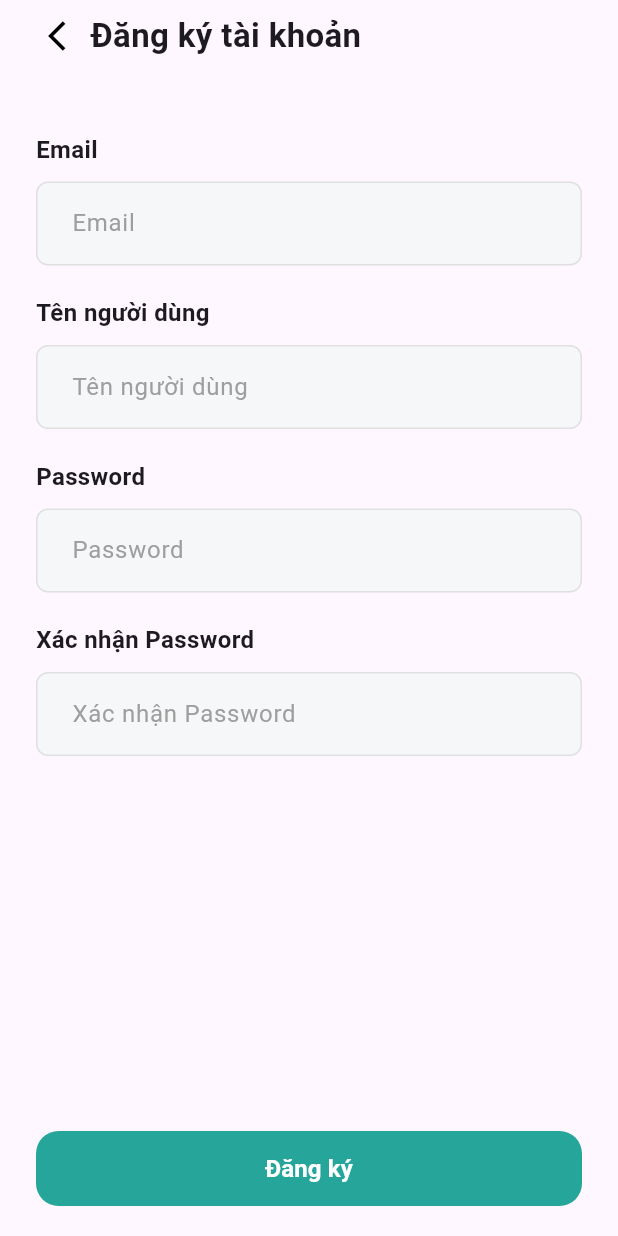
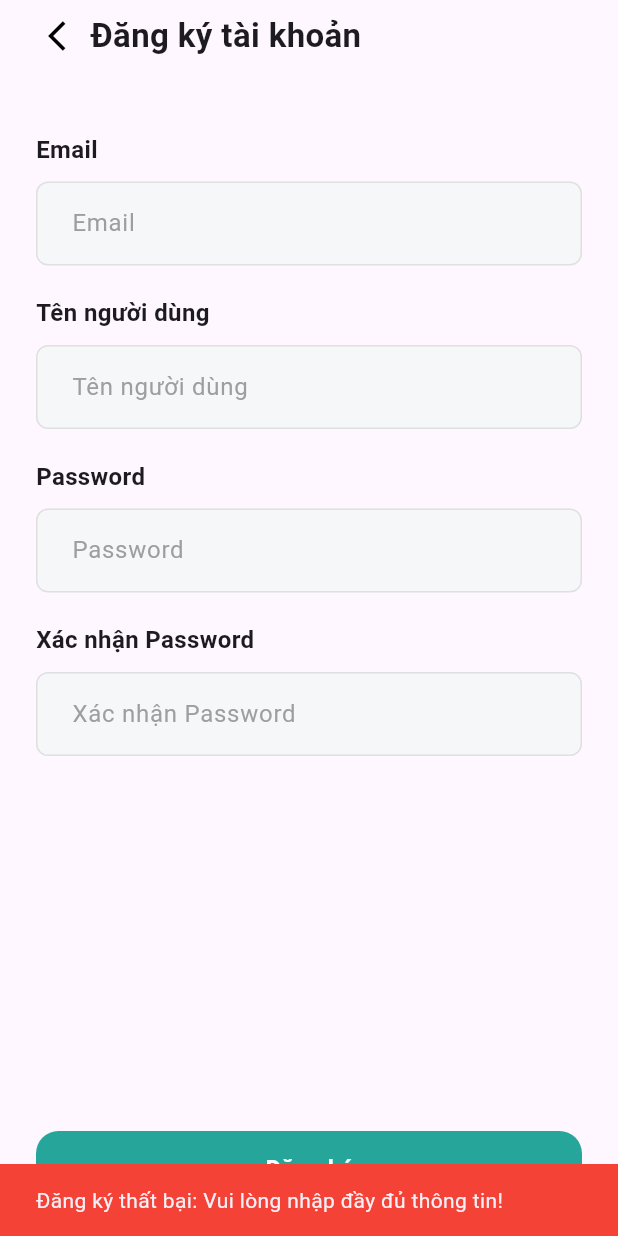
Before and after one commit to NamkhOa1412/ToDoApp, a Flutter app: the SignupScreen screen opened directly, after a tap on "Đăng ký", on a phone screen of 412 x 824 dp. Run offline on Flutter 3.47's test engine with Material 3 defaults, Android fonts, the phone set to English and light mode, and no system bars; our stand-ins replace shared_preferences; accounts and stored records are empty.

Commit message:
commit register, dialog custom and get data user

```diff
--- a/lib/main.dart
+++ b/lib/main.dart
@@ -19,7 +19,7 @@
   Widget build(BuildContext context) {
     return MaterialApp(
       debugShowCheckedModeBanner: false,
-      title: 'Supabase Auth REST',
+      title: 'KToDo',
       theme: ThemeData(primarySwatch: Colors.blue),
       home: const SplashScreen(),
     );
--- a/lib/screens/signup-screens.dart
+++ b/lib/screens/signup-screens.dart
@@ -17,6 +17,33 @@ class _SignupScreenState extends State<SignupScreen> {
   final usernameCtrl = TextEditingController();
   final passCtrl = TextEditingController();
   final confirmpassCtrl = TextEditingController();
+
+  void signup() async {
+    if (emailCtrl.text == '' || passCtrl.text == '' || confirmpassCtrl.text == '' || usernameCtrl.text == '')
+    {
+      ScaffoldMessenger.of(context).showSnackBar(
+        SnackBar(content: Text("Đăng ký thất bại: Vui lòng nhập đầy đủ thông tin!"), backgroundColor: Colors.red,),
+      );
+      return;
+    } else if (passCtrl.text.length < 6) {
+      ScaffoldMessenger.of(context).showSnackBar(
+        SnackBar(content: Text("Đăng ký thất bại: Mật khẩu tối thiểu là 6 kí tự!"), backgroundColor: Colors.red,),
+      );
+      return;
+    } else if (passCtrl.text != confirmpassCtrl.text) {
+      ScaffoldMessenger.of(context).showSnackBar(
+        SnackBar(content: Text("Đăng ký thất bại: Vui lòng kiểm tra lại mật khẩu!"), backgroundColor: Colors.red,),
+      );
+      return;
+    } else {
+      final auth = Provider.of<AuthProvider>(context, listen: false);
+      try {
+        await auth.signup(emailCtrl.text.trim(), usernameCtrl.text.trim(), passCtrl.text.trim(), context);
+      } catch (e) {
+        print("lỗi $e");
+      }
+    }
+  }
 
   @override
   Widget build(BuildContext context) {
@@ -82,7 +109,7 @@ class _SignupScreenState extends State<SignupScreen> {
                       ),
                       const SizedBox(height: 10),
 
-                      CustomInputField(hintText: 'Tên người dùng', controller: usernameCtrl, obscureText: true,),
+                      CustomInputField(hintText: 'Tên người dùng', controller: usernameCtrl,),
 
                       const SizedBox(height: 20),
 
@@ -104,7 +131,7 @@ class _SignupScreenState extends State<SignupScreen> {
                       ),
                       const SizedBox(height: 10),
 
-                      CustomInputField(hintText: 'Xác nhận Password', controller: passCtrl, obscureText: true,),
+                      CustomInputField(hintText: 'Xác nhận Password', controller: confirmpassCtrl, obscureText: true,),
 
                       const Spacer(),
 
@@ -112,7 +139,7 @@ class _SignupScreenState extends State<SignupScreen> {
                         padding: const EdgeInsets.only(bottom: 20, top: 30),
                         child: SizedBox(
                           height: 50,
-                          child: CustomButton(text: 'Đăng ký', onPressed: () {}),
+                          child: CustomButton(text: 'Đăng ký', onPressed: signup),
                         ),
                       ),
                     ],
```
Also changed, not shown: lib/components/dialog-custom.dart (added, +91 -0 lines), lib/providers/auth-provider.dart (+17 -0 lines), lib/screens/login-screens.dart (+4 -4 lines), lib/services/supabase-service.dart (+26 -0 lines).
